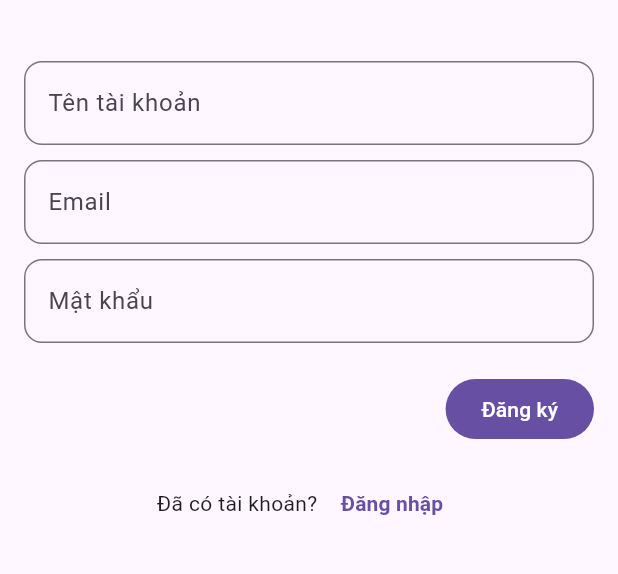
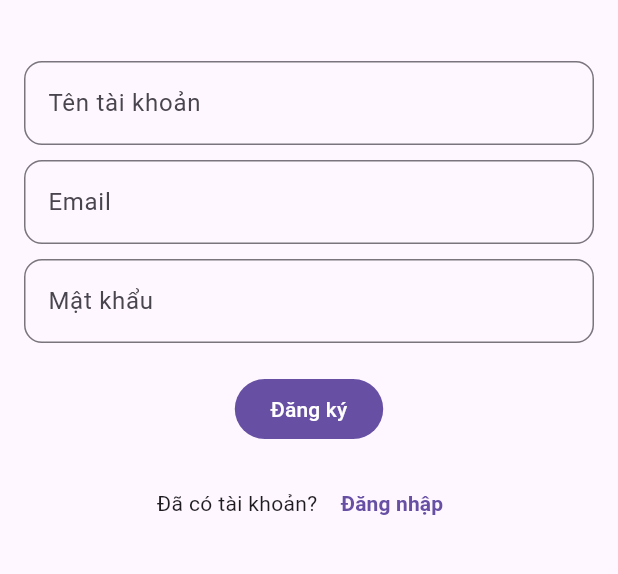
Before and after one commit to DiemMai2910/FlutterFinalExam, a Flutter app: the screen it shows after launch, after a tap on "Đăng ký", on a phone screen of 412 x 824 dp, the part 437-1011 px from its top. Run offline on Flutter 3.47's test engine with Material 3 defaults, Android fonts, the phone set to English and light mode, and no system bars; our stand-ins replace cloud_firestore, firebase_auth, firebase_core, firebase_storage, hexcolor; accounts and stored records are empty.

Commit message:
update README.md and format code

```diff
--- a/contacts_app/lib/auth_firebase_screen.dart
+++ b/contacts_app/lib/auth_firebase_screen.dart
@@ -14,7 +14,7 @@ class _AuthFirebaseState extends State<AuthFirebase> {
   @override
   Widget build(BuildContext context) {
     return Scaffold(
-      body: StreamBuilder(
+      body: StreamBuilder(    //Lắng nghe sự thay đổi stream
         stream: FirebaseAuth.instance.authStateChanges(),
         builder: (context, snapshot) {
           if (snapshot.hasData){
--- a/contacts_app/lib/auth_gate.dart
+++ b/contacts_app/lib/auth_gate.dart
@@ -2,7 +2,7 @@ import 'package:cloud_firestore/cloud_firestore.dart';
 import 'package:flutter/material.dart';
 import 'package:firebase_auth/firebase_auth.dart';
 
-enum AuthMode { login, register }
+enum AuthMode { login, register }   //Định nghĩa các trạng thái cho AuthMode
 
 class AuthGate extends StatefulWidget {
   const AuthGate({super.key});
@@ -13,17 +13,24 @@ class AuthGate extends StatefulWidget {
 
 class _AuthGateState extends State<AuthGate> {
   var mode = AuthMode.login;
+
+  //Các trường nhập liệu
   final userController = TextEditingController();
   final emailController = TextEditingController();
   final passwordController = TextEditingController();
-  final confirmPasswordController = TextEditingController();
+
+  //Khóa quản lý trạng thái biểu mẫu
   final formKey = GlobalKey<FormState>();
+
+  //Quản lý xác thực FirebaseAuth
   final auth = FirebaseAuth.instance;
 
   @override
   Widget build(BuildContext context) {
     return Scaffold(
       body: mode == AuthMode.register
+
+      //Giao diện đăng ký
           ? Center(
               child: SingleChildScrollView(
                 physics: const BouncingScrollPhysics(),
@@ -40,12 +47,13 @@ class _AuthGateState extends State<AuthGate> {
                       "Danh bạ trực tuyến",
                       style: TextStyle(fontSize: 20),
                     ),
+
+                    //Form đăng ký
                     Form(
                       key: formKey,
                       child: Padding(
                         padding: const EdgeInsets.all(16.0),
                         child: Column(
-                          crossAxisAlignment: CrossAxisAlignment.end,
                           children: [
                             const SizedBox(height: 25),
                             TextFormField(
@@ -61,6 +69,7 @@ class _AuthGateState extends State<AuthGate> {
                                       ? null
                                       : 'Required',
                             ),
+
                             const SizedBox(height: 10),
                             TextFormField(
                               controller: emailController,
@@ -75,6 +84,7 @@ class _AuthGateState extends State<AuthGate> {
                                       ? null
                                       : 'Required',
                             ),
+
                             const SizedBox(height: 10),
                             TextFormField(
                               controller: passwordController,
@@ -84,19 +94,21 @@ class _AuthGateState extends State<AuthGate> {
                                 ),
                                 label: const Text('Mật khẩu'),
                               ),
-                              obscureText: true,
+                              obscureText: true,    //Ẩn ký tự nhập
                               validator: (value) =>
                                   value != null && value.isNotEmpty
                                       ? null
                                       : 'Required',
                             ),
+
                             const SizedBox(height: 20),
                             FilledButton(
                               onPressed: () {
                                 register();
                               },
-                              child: Text("Đăng ký"),
+                              child: const Text("Đăng ký"),
                             ),
+
                             const SizedBox(height: 15),
                             Row(
                               mainAxisAlignment: MainAxisAlignment.center,
@@ -123,6 +135,8 @@ class _AuthGateState extends State<AuthGate> {
                 ),
               ),
             )
+
+          //Giao diện đăng nhập
           : Center(
               child: SingleChildScrollView(
                 physics: const BouncingScrollPhysics(),
@@ -139,16 +153,16 @@ class _AuthGateState extends State<AuthGate> {
                       "Danh bạ trực tuyến",
                       style: TextStyle(fontSize: 20),
                     ),
-                    //form login
+
+                    //Form đăng nhập
                     Form(
                       key: formKey,
                       child: Padding(
                         padding: const EdgeInsets.all(16.0),
                         child: Column(
-                          crossAxisAlignment: CrossAxisAlignment.end,
                           children: [
                             const SizedBox(height: 25),
-                            //email
+
                             TextFormField(
                               controller: emailController,
                               decoration: const InputDecoration(
@@ -161,7 +175,7 @@ class _AuthGateState extends State<AuthGate> {
                                       : 'Required',
                             ),
                             const SizedBox(height: 10),
-                            //password
+
                             TextFormField(
                               controller: passwordController,
                               decoration: const InputDecoration(
@@ -174,6 +188,7 @@ class _AuthGateState extends State<AuthGate> {
                                       ? null
                                       : 'Required',
                             ),
+
                             const SizedBox(height: 20),
                             FilledButton(
                                 onPressed: login,
@@ -207,6 +222,8 @@ class _AuthGateState extends State<AuthGate> {
     );
   }
 
+
+  //Phương thức đăng nhập
   Future<void> login() async {
     showDialog(
         context: context,
@@ -233,6 +250,8 @@ class _AuthGateState extends State<AuthGate> {
     }
   }
 
+
+  //Phương thức đăng ký
   Future<void> register() async {
     showDialog(
         context: context,
@@ -244,7 +263,7 @@ class _AuthGateState extends State<AuthGate> {
       final password = passwordController.text.trim();
       try {
 
-        if (formKey.currentState!.validate()) {
+        if (formKey.currentState!.validate()) {   //kiểm tra hợp lệ nhập liệu
           UserCredential? userCredential =
               await auth.createUserWithEmailAndPassword(
             email: email,
@@ -263,6 +282,8 @@ class _AuthGateState extends State<AuthGate> {
       }
   }
 
+
+  //Phương thức thêm thông tin tài khoản vào FireStore
   Future<void> addUserFirestore(UserCredential? userCredential) async {
     if (userCredential != null && userCredential.user != null) {
       await FirebaseFirestore.instance
--- a/contacts_app/lib/main.dart
+++ b/contacts_app/lib/main.dart
@@ -4,9 +4,9 @@ import 'package:firebase_core/firebase_core.dart';
 import 'firebase_options.dart';
 
 Future<void> main() async {
-  WidgetsFlutterBinding.ensureInitialized();
-  await Firebase.initializeApp(
-    options: DefaultFirebaseOptions.currentPlatform,
+  WidgetsFlutterBinding.ensureInitialized();    //Đảm bảo widget tree đã được khởi tạo, tránh lỗi bất đồng bộ
+  await Firebase.initializeApp(   //Khởi tạo Firebase bất đồng bộ
+    options: DefaultFirebaseOptions.currentPlatform,    //Tùy chọn mặc định cho nền tảng hiện tại
   );
   runApp(const MyApp());
 }
@@ -17,7 +17,7 @@ class MyApp extends StatelessWidget {
   @override
   Widget build(BuildContext context) {
     return const MaterialApp(
-        debugShowCheckedModeBanner: false,
+        debugShowCheckedModeBanner: false,  //Ẩn banner "Debug" ở góc trên bên phải
         title: 'Danh Bạ',
         home: AuthFirebase());
   }
```
Also changed, not shown: contacts_app/lib/contact_details.dart (+4 -4 lines), contacts_app/lib/contact_list_view.dart (+14 -27 lines), contacts_app/lib/contact_firestore.dart (line endings or trailing spaces), 1 other file.
